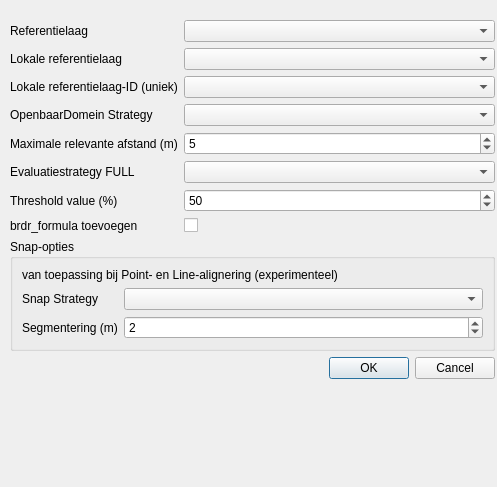
First picture: the form in plugin/brdrq/brdrq_settings.ui, repository OnroerendErfgoed/brdrQ, before the edit.
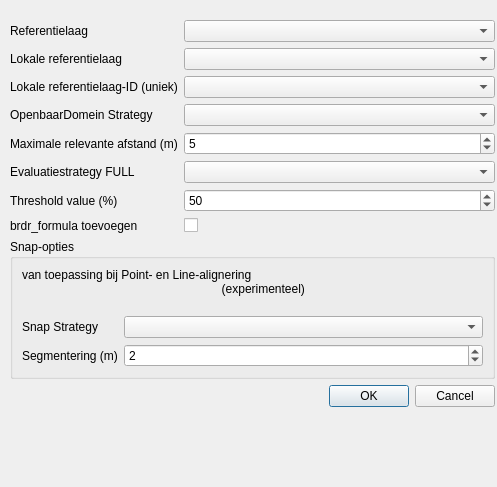
Second picture: the form after the edit. Custom widgets are drawn as their Qt base class.

Patch:
```diff
--- a/plugin/brdrq/brdrq_settings.ui
+++ b/plugin/brdrq/brdrq_settings.ui
@@ -141,7 +141,7 @@
       <item row="8" column="0" colspan="2">
        <widget class="QgsCollapsibleGroupBox" name="collapsibleGroupBox">
         <property name="title">
-         <string>Snap-opties </string>
+                                    <string>Snap-opties</string>
         </property>
         <property name="checkable">
          <bool>false</bool>
@@ -161,7 +161,9 @@
            <item row="0" column="0" colspan="2">
             <widget class="QLabel" name="label_7">
              <property name="text">
-              <string>van toepassing bij Point- en Line-alignering (experimenteel)</string>
+                                                        <string>van toepassing bij Point- en Line-alignering
+                                                            (experimenteel)
+                                                        </string>
              </property>
             </widget>
            </item>
```
Lines whose indentation alone changed are shown as unchanged.
